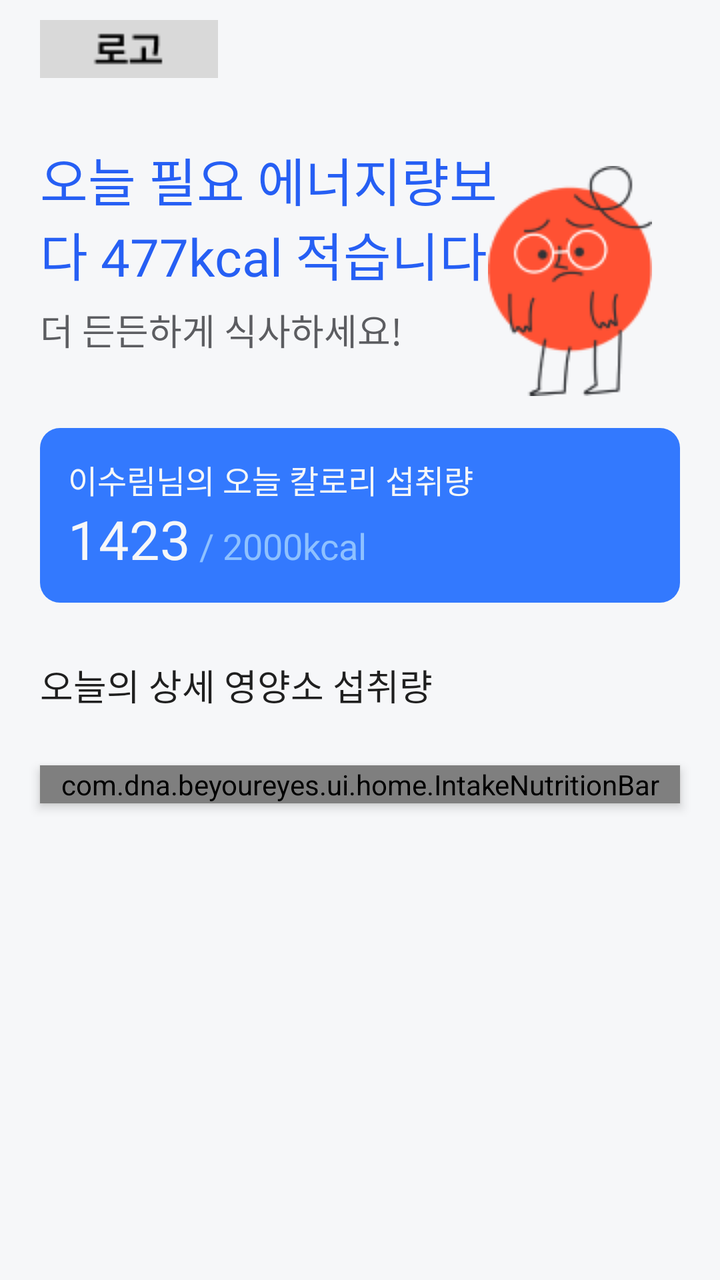
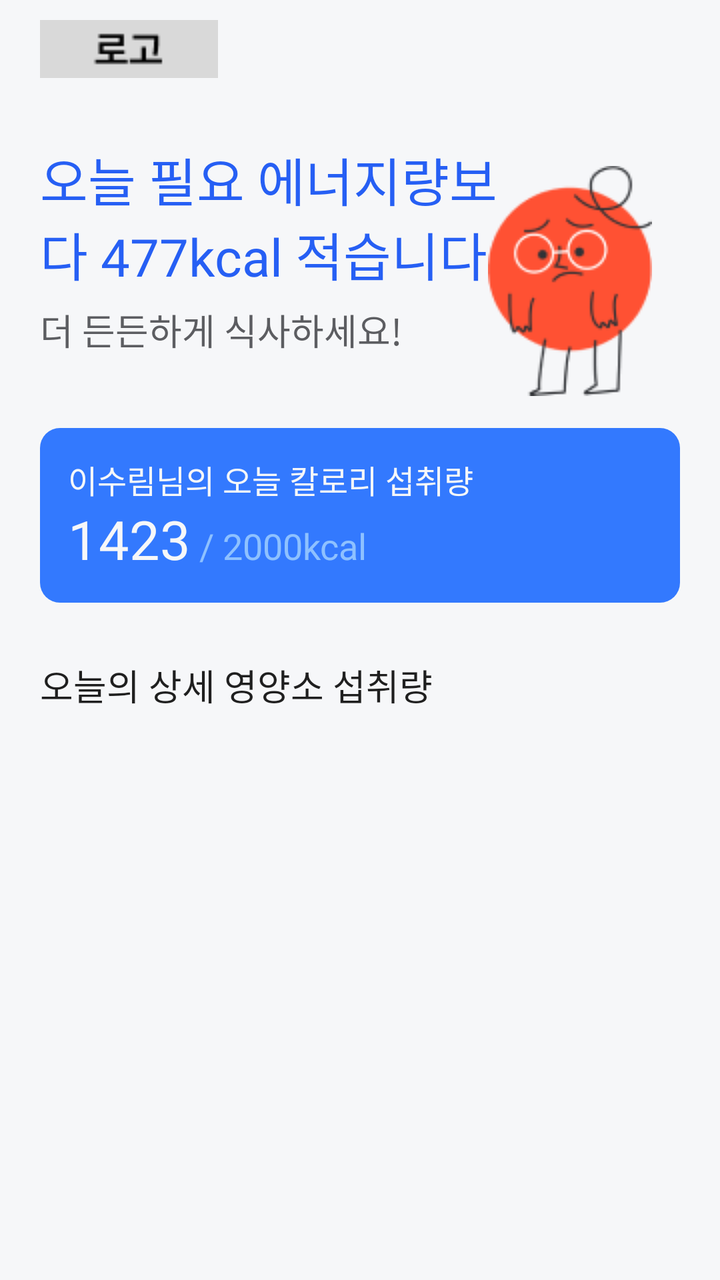

Screens rendered from an Android XML layout before and after an edit, with the pre-edit source and the edit as a unified diff.
<!-- AndroidManifest.xml: application theme Theme.BeYourEyes -->
<!-- res/layout/fragment_home.xml -->
<?xml version="1.0" encoding="utf-8"?>
<androidx.constraintlayout.widget.ConstraintLayout xmlns:android="http://schemas.android.com/apk/res/android"
    xmlns:app="http://schemas.android.com/apk/res-auto"
    xmlns:tools="http://schemas.android.com/tools"
    android:id="@+id/layout"
    android:layout_width="match_parent"
    android:layout_height="match_parent"
    android:background="@color/bg_grey"
    tools:context=".ui.home.HomeFragment">

    <ImageView
        android:id="@+id/logo"
        android:layout_width="wrap_content"
        android:layout_height="wrap_content"
        android:layout_marginStart="20dp"
        android:layout_marginTop="10dp"
        android:src="@drawable/tmp_home_logo"
        app:layout_constraintStart_toStartOf="parent"
        app:layout_constraintTop_toTopOf="parent" />

    <ImageView
        android:id="@+id/topCharacter"
        android:layout_width="wrap_content"
        android:layout_height="wrap_content"
        android:layout_marginTop="83dp"
        android:layout_marginEnd="34dp"
        android:src="@drawable/tmp_home_illust"
        app:layout_constraintEnd_toEndOf="parent"
        app:layout_constraintTop_toTopOf="parent" />

    <LinearLayout
        android:id="@+id/topMsgLayout"
        android:layout_width="0dp"
        android:layout_height="wrap_content"
        android:layout_marginStart="20dp"
        android:layout_marginTop="32dp"
        android:layout_marginEnd="102dp"
        android:orientation="vertical"
        app:layout_constraintEnd_toEndOf="parent"
        app:layout_constraintStart_toStartOf="parent"
        app:layout_constraintTop_toBottomOf="@+id/logo">

        <TextView
            android:id="@+id/topMsgBig"
            android:layout_width="match_parent"
            android:layout_height="wrap_content"
            android:layout_marginBottom="6dp"
            android:fontFamily="@font/wanted_sans_bold"
            android:text="오늘 필요 에너지량보다 477kcal 적습니다"
            android:textColor="@color/blue_600"
            android:textSize="26sp" />

        <TextView
            android:id="@+id/topMsgSmall"
            android:layout_width="match_parent"
            android:layout_height="wrap_content"
            android:fontFamily="@font/wanted_sans_semi_bold"
            android:text="더 든든하게 식사하세요!"
            android:textColor="@color/border"
            android:textSize="18sp" />
    </LinearLayout>

    <LinearLayout
        android:id="@+id/kcalLayout"
        android:layout_width="0dp"
        android:layout_height="wrap_content"
        android:layout_marginStart="20dp"
        android:layout_marginTop="16dp"
        android:layout_marginEnd="20dp"
        android:background="@drawable/bg_home_kcal"
        android:orientation="vertical"
        android:padding="14dp"
        app:layout_constraintEnd_toEndOf="parent"
        app:layout_constraintStart_toStartOf="parent"
        app:layout_constraintTop_toBottomOf="@+id/topCharacter">

        <TextView
            android:id="@+id/textView9"
            android:layout_width="wrap_content"
            android:layout_height="wrap_content"
            android:layout_weight="1"
            android:fontFamily="@font/wanted_sans_bold"
            android:text="이수림님의 오늘 칼로리 섭취량"
            android:textColor="@color/semi_white"
            android:textSize="16sp" />

        <LinearLayout
            android:layout_width="match_parent"
            android:layout_height="match_parent"
            android:layout_weight="1"
            android:orientation="horizontal">

            <TextView
                android:id="@+id/textView11"
                android:layout_width="wrap_content"
                android:layout_height="wrap_content"
                android:layout_weight="0"
                android:fontFamily="@font/wanted_sans_bold"
                android:text="1423"
                android:textColor="@color/semi_white"
                android:textSize="27sp" />

            <TextView
                android:id="@+id/textView12"
                android:layout_width="wrap_content"
                android:layout_height="wrap_content"
                android:layout_weight="1"
                android:fontFamily="@font/wanted_sans_extra_bold"
                android:text=" / 2000kcal"
                android:textColor="@color/blue_300"
                android:textSize="18sp" />
        </LinearLayout>

    </LinearLayout>

    <TextView
        android:id="@+id/todayIntakeNutritionLabel"
        android:layout_width="match_parent"
        android:layout_height="wrap_content"
        android:layout_marginHorizontal="20dp"
        android:layout_marginTop="28dp"

        android:fontFamily="@font/wanted_sans_bold"
        android:text="오늘의 상세 영양소 섭취량"
        android:textColor="@color/text_default"
        android:textSize="18sp"
        app:layout_constraintEnd_toEndOf="parent"
        app:layout_constraintHorizontal_bias="0.6"
        app:layout_constraintStart_toStartOf="parent"
        app:layout_constraintTop_toBottomOf="@+id/kcalLayout" />

    <LinearLayout
        android:id="@+id/linearLayout2"
        android:layout_width="0dp"
        android:layout_height="wrap_content"
        android:layout_marginHorizontal="13dp"
        android:layout_marginTop="20dp"
        android:orientation="vertical"
        app:layout_constraintEnd_toEndOf="parent"
        app:layout_constraintStart_toStartOf="parent"
        app:layout_constraintTop_toBottomOf="@+id/todayIntakeNutritionLabel">

        <com.dna.beyoureyes.ui.home.IntakeNutritionBar
            android:id="@+id/carbs_bar"
            android:layout_width="match_parent"
            android:layout_height="wrap_content"
            android:layout_margin="7dp"
            android:background="@drawable/bg_intake_nutrition_bar"
            android:elevation="3dp"
            app:cautionThresh="90"
            app:curValue="50"
            app:maxValue="100"
            app:nutritionName="탄수화물"
            app:unit="g" />

    </LinearLayout>


</androidx.constraintlayout.widget.ConstraintLayout>
<!-- resources referenced by this layout -->
<resources>
  <color name="bg_grey">#F6F7F9</color>
  <color name="blue_300">#8EC1FF</color>
  <color name="blue_600">#265FF4</color>
  <color name="border">#5C5D61</color>
  <color name="semi_white">#F6F7F9</color>
  <color name="text_default">#1F1F1F</color>
  <!-- drawable bg_home_kcal (drawable) -->
  <?xml version="1.0" encoding="utf-8"?>
  <shape
      xmlns:android="http://schemas.android.com/apk/res/android"
      android:shape="rectangle">
      <solid android:color="@color/blue_500" />
      <corners android:radius="10dp" />
  </shape>
  <!-- drawable bg_intake_nutrition_bar (drawable) -->
  <?xml version="1.0" encoding="utf-8"?>
  <shape
      xmlns:android="http://schemas.android.com/apk/res/android"
      android:shape="rectangle">
      <solid android:color="@color/white" />
      <corners android:radius="4dp" />
  </shape>
  <!-- drawable tmp_home_illust: png bitmap (drawable, 7068 bytes) -->
  <!-- drawable tmp_home_logo: png bitmap (drawable, 526 bytes) -->
  <style name="Theme.BeYourEyes" parent="Theme.MaterialComponents.Light.NoActionBar">
          
          <item name="colorPrimary">@color/purple_500</item>
          <item name="colorPrimaryVariant">@color/purple_700</item>
          <item name="colorOnPrimary">@color/white</item>
          
          <item name="colorSecondary">@color/teal_200</item>
          <item name="colorSecondaryVariant">@color/teal_700</item>
          <item name="colorOnSecondary">@color/black</item>
          
          <item name="android:statusBarColor">@color/bg_grey</item>
          <item name="android:windowLightStatusBar">true</item>
          <item name="android:navigationBarColor">@color/bg_grey</item>
          
      </style>
  <color name="blue_500">#3379FE</color>
  <color name="white">#FFFFFFFF</color>
  <color name="purple_500">#FF6200EE</color>
  <color name="purple_700">#FF3700B3</color>
  <color name="teal_200">#FF03DAC5</color>
  <color name="teal_700">#FF018786</color>
  <color name="black">#FF000000</color>
</resources>

<!-- the commit's change to res/layout/fragment_home.xml (unified diff, before → after) -->
@@ -1,159 +1,148 @@
 <?xml version="1.0" encoding="utf-8"?>
-<androidx.constraintlayout.widget.ConstraintLayout xmlns:android="http://schemas.android.com/apk/res/android"
+<ScrollView xmlns:android="http://schemas.android.com/apk/res/android"
     xmlns:app="http://schemas.android.com/apk/res-auto"
     xmlns:tools="http://schemas.android.com/tools"
     android:id="@+id/layout"
     android:layout_width="match_parent"
     android:layout_height="match_parent"
-    android:background="@color/bg_grey"
+    android:background="@color/semi_white"
     tools:context=".ui.home.HomeFragment">
 
-    <ImageView
-        android:id="@+id/logo"
-        android:layout_width="wrap_content"
-        android:layout_height="wrap_content"
-        android:layout_marginStart="20dp"
-        android:layout_marginTop="10dp"
-        android:src="@drawable/tmp_home_logo"
-        app:layout_constraintStart_toStartOf="parent"
-        app:layout_constraintTop_toTopOf="parent" />
 
-    <ImageView
-        android:id="@+id/topCharacter"
-        android:layout_width="wrap_content"
-        android:layout_height="wrap_content"
-        android:layout_marginTop="83dp"
-        android:layout_marginEnd="34dp"
-        android:src="@drawable/tmp_home_illust"
-        app:layout_constraintEnd_toEndOf="parent"
-        app:layout_constraintTop_toTopOf="parent" />
+    <androidx.constraintlayout.widget.ConstraintLayout
+        android:layout_width="match_parent"
+        android:layout_height="wrap_content">
 
-    <LinearLayout
-        android:id="@+id/topMsgLayout"
-        android:layout_width="0dp"
-        android:layout_height="wrap_content"
-        android:layout_marginStart="20dp"
-        android:layout_marginTop="32dp"
-        android:layout_marginEnd="102dp"
-        android:orientation="vertical"
-        app:layout_constraintEnd_toEndOf="parent"
-        app:layout_constraintStart_toStartOf="parent"
-        app:layout_constraintTop_toBottomOf="@+id/logo">
-
-        <TextView
-            android:id="@+id/topMsgBig"
-            android:layout_width="match_parent"
-            android:layout_height="wrap_content"
-            android:layout_marginBottom="6dp"
-            android:fontFamily="@font/wanted_sans_bold"
-            android:text="오늘 필요 에너지량보다 477kcal 적습니다"
-            android:textColor="@color/blue_600"
-            android:textSize="26sp" />
-
-        <TextView
-            android:id="@+id/topMsgSmall"
-            android:layout_width="match_parent"
-            android:layout_height="wrap_content"
-            android:fontFamily="@font/wanted_sans_semi_bold"
-            android:text="더 든든하게 식사하세요!"
-            android:textColor="@color/border"
-            android:textSize="18sp" />
-    </LinearLayout>
-
-    <LinearLayout
-        android:id="@+id/kcalLayout"
-        android:layout_width="0dp"
-        android:layout_height="wrap_content"
-        android:layout_marginStart="20dp"
-        android:layout_marginTop="16dp"
-        android:layout_marginEnd="20dp"
-        android:background="@drawable/bg_home_kcal"
-        android:orientation="vertical"
-        android:padding="14dp"
-        app:layout_constraintEnd_toEndOf="parent"
-        app:layout_constraintStart_toStartOf="parent"
-        app:layout_constraintTop_toBottomOf="@+id/topCharacter">
-
-        <TextView
-            android:id="@+id/textView9"
+        <ImageView
+            android:id="@+id/logo"
             android:layout_width="wrap_content"
             android:layout_height="wrap_content"
-            android:layout_weight="1"
-            android:fontFamily="@font/wanted_sans_bold"
-            android:text="이수림님의 오늘 칼로리 섭취량"
-            android:textColor="@color/semi_white"
-            android:textSize="16sp" />
+            android:layout_marginStart="20dp"
+            android:layout_marginTop="10dp"
+            android:src="@drawable/tmp_home_logo"
+            app:layout_constraintStart_toStartOf="parent"
+            app:layout_constraintTop_toTopOf="parent" />
+
+        <ImageView
+            android:id="@+id/topCharacter"
+            android:layout_width="wrap_content"
+            android:layout_height="wrap_content"
+            android:layout_marginTop="83dp"
+            android:layout_marginEnd="34dp"
+            android:src="@drawable/tmp_home_illust"
+            app:layout_constraintEnd_toEndOf="parent"
+            app:layout_constraintTop_toTopOf="parent" />
 
         <LinearLayout
-            android:layout_width="match_parent"
-            android:layout_height="match_parent"
-            android:layout_weight="1"
-            android:orientation="horizontal">
+            android:id="@+id/topMsgLayout"
+            android:layout_width="0dp"
+            android:layout_height="wrap_content"
+            android:layout_marginStart="20dp"
+            android:layout_marginTop="32dp"
+            android:layout_marginEnd="102dp"
+            android:orientation="vertical"
+            app:layout_constraintEnd_toEndOf="parent"
+            app:layout_constraintStart_toStartOf="parent"
+            app:layout_constraintTop_toBottomOf="@+id/logo">
 
             <TextView
-                android:id="@+id/textView11"
-                android:layout_width="wrap_content"
+                android:id="@+id/topMsgBig"
+                android:layout_width="match_parent"
                 android:layout_height="wrap_content"
-                android:layout_weight="0"
+                android:layout_marginBottom="6dp"
                 android:fontFamily="@font/wanted_sans_bold"
-                android:text="1423"
-                android:textColor="@color/semi_white"
-                android:textSize="27sp" />
+                android:text="오늘 필요 에너지량보다 477kcal 적습니다"
+                android:textColor="@color/blue_600"
+                android:textSize="26sp" />
 
             <TextView
-                android:id="@+id/textView12"
+                android:id="@+id/topMsgSmall"
+                android:layout_width="match_parent"
+                android:layout_height="wrap_content"
+                android:fontFamily="@font/wanted_sans_semi_bold"
+                android:text="더 든든하게 식사하세요!"
+                android:textColor="@color/border"
+                android:textSize="18sp" />
+        </LinearLayout>
+
+        <LinearLayout
+            android:id="@+id/kcalLayout"
+            android:layout_width="0dp"
+            android:layout_height="wrap_content"
+            android:layout_marginStart="20dp"
+            android:layout_marginTop="16dp"
+            android:layout_marginEnd="20dp"
+            android:background="@drawable/bg_home_kcal"
+            android:orientation="vertical"
+            android:padding="14dp"
+            app:layout_constraintEnd_toEndOf="parent"
+            app:layout_constraintStart_toStartOf="parent"
+            app:layout_constraintTop_toBottomOf="@+id/topCharacter">
+
+            <TextView
+                android:id="@+id/textView9"
                 android:layout_width="wrap_content"
                 android:layout_height="wrap_content"
                 android:layout_weight="1"
-                android:fontFamily="@font/wanted_sans_extra_bold"
-                android:text=" / 2000kcal"
-                android:textColor="@color/blue_300"
-                android:textSize="18sp" />
+                android:fontFamily="@font/wanted_sans_bold"
+                android:text="이수림님의 오늘 칼로리 섭취량"
+                android:textColor="@color/semi_white"
+                android:textSize="16sp" />
+
+            <LinearLayout
+                android:layout_width="match_parent"
+                android:layout_height="match_parent"
+                android:layout_weight="1"
+                android:orientation="horizontal">
+
+                <TextView
+                    android:id="@+id/textView11"
+                    android:layout_width="wrap_content"
+                    android:layout_height="wrap_content"
+                    android:fontFamily="@font/wanted_sans_bold"
+                    android:text="1423"
+                    android:textColor="@color/semi_white"
+                    android:textSize="27sp" />
+
+                <TextView
+                    android:id="@+id/textView12"
+                    android:layout_width="match_parent"
+                    android:layout_height="wrap_content"
+                    android:fontFamily="@font/wanted_sans_extra_bold"
+                    android:text=" / 2000kcal"
+                    android:textColor="@color/blue_300"
+                    android:textSize="18sp" />
+            </LinearLayout>
+
         </LinearLayout>
 
-    </LinearLayout>
-
-    <TextView
-        android:id="@+id/todayIntakeNutritionLabel"
-        android:layout_width="match_parent"
-        android:layout_height="wrap_content"
-        android:layout_marginHorizontal="20dp"
-        android:layout_marginTop="28dp"
-
-        android:fontFamily="@font/wanted_sans_bold"
-        android:text="오늘의 상세 영양소 섭취량"
-        android:textColor="@color/text_default"
-        android:textSize="18sp"
-        app:layout_constraintEnd_toEndOf="parent"
-        app:layout_constraintHorizontal_bias="0.6"
-        app:layout_constraintStart_toStartOf="parent"
-        app:layout_constraintTop_toBottomOf="@+id/kcalLayout" />
-
-    <LinearLayout
-        android:id="@+id/linearLayout2"
-        android:layout_width="0dp"
-        android:layout_height="wrap_content"
-        android:layout_marginHorizontal="13dp"
-        android:layout_marginTop="20dp"
-        android:orientation="vertical"
-        app:layout_constraintEnd_toEndOf="parent"
-        app:layout_constraintStart_toStartOf="parent"
-        app:layout_constraintTop_toBottomOf="@+id/todayIntakeNutritionLabel">
-
-        <com.dna.beyoureyes.ui.home.IntakeNutritionBar
-            android:id="@+id/carbs_bar"
+        <TextView
+            android:id="@+id/todayIntakeNutritionLabel"
             android:layout_width="match_parent"
             android:layout_height="wrap_content"
-            android:layout_margin="7dp"
-            android:background="@drawable/bg_intake_nutrition_bar"
-            android:elevation="3dp"
-            app:cautionThresh="90"
-            app:curValue="50"
-            app:maxValue="100"
-            app:nutritionName="탄수화물"
-            app:unit="g" />
+            android:layout_marginHorizontal="20dp"
+            android:layout_marginTop="28dp"
 
-    </LinearLayout>
+            android:fontFamily="@font/wanted_sans_bold"
+            android:text="오늘의 상세 영양소 섭취량"
+            android:textColor="@color/text_default"
+            android:textSize="18sp"
+            app:layout_constraintEnd_toEndOf="parent"
+            app:layout_constraintHorizontal_bias="0.6"
+            app:layout_constraintStart_toStartOf="parent"
+            app:layout_constraintTop_toBottomOf="@+id/kcalLayout" />
 
 
-</androidx.constraintlayout.widget.ConstraintLayout>
+        <androidx.recyclerview.widget.RecyclerView
+            android:id="@+id/intakeRecyclerView"
+            android:layout_width="match_parent"
+            android:layout_height="wrap_content"
+            android:layout_marginHorizontal="13dp"
+            android:layout_marginTop="10dp"
+            app:layout_constraintEnd_toEndOf="parent"
+            app:layout_constraintStart_toStartOf="parent"
+            app:layout_constraintTop_toBottomOf="@+id/todayIntakeNutritionLabel" />
+
+
+    </androidx.constraintlayout.widget.ConstraintLayout>
+</ScrollView>
<!-- resource entries referenced after the edit -->
@@ -1,6 +1,5 @@
 <!-- resources referenced by this layout -->
 <resources>
-  <color name="bg_grey">#F6F7F9</color>
   <color name="blue_300">#8EC1FF</color>
   <color name="blue_600">#265FF4</color>
   <color name="border">#5C5D61</color>
@@ -14,14 +13,6 @@
       <solid android:color="@color/blue_500" />
       <corners android:radius="10dp" />
   </shape>
-  <!-- drawable bg_intake_nutrition_bar (drawable) -->
-  <?xml version="1.0" encoding="utf-8"?>
-  <shape
-      xmlns:android="http://schemas.android.com/apk/res/android"
-      android:shape="rectangle">
-      <solid android:color="@color/white" />
-      <corners android:radius="4dp" />
-  </shape>
   <!-- drawable tmp_home_illust: png bitmap (drawable, 7068 bytes) -->
   <!-- drawable tmp_home_logo: png bitmap (drawable, 526 bytes) -->
   <style name="Theme.BeYourEyes" parent="Theme.MaterialComponents.Light.NoActionBar">
@@ -34,9 +25,9 @@
           <item name="colorSecondaryVariant">@color/teal_700</item>
           <item name="colorOnSecondary">@color/black</item>
           
-          <item name="android:statusBarColor">@color/bg_grey</item>
+          <item name="android:statusBarColor">@color/semi_white</item>
           <item name="android:windowLightStatusBar">true</item>
-          <item name="android:navigationBarColor">@color/bg_grey</item>
+          <item name="android:navigationBarColor">@color/semi_white</item>
           
       </style>
   <color name="blue_500">#3379FE</color>
